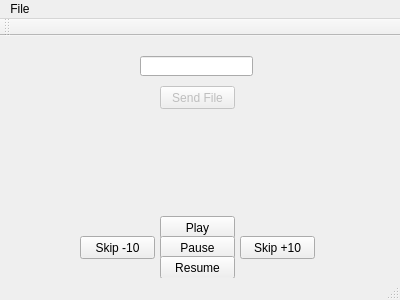
The window that client/mainwindow.ui (SpenserL/WirelessAudio) describes before a commit, drawn with Qt 5.
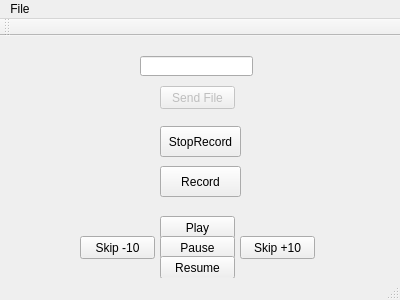
The same window after the commit.

Diff of the .ui file:
```diff
--- a/client/mainwindow.ui
+++ b/client/mainwindow.ui
@@ -105,6 +105,32 @@
      <string>Send File</string>
     </property>
    </widget>
+   <widget class="QPushButton" name="pushButton">
+    <property name="geometry">
+     <rect>
+      <x>160</x>
+      <y>130</y>
+      <width>81</width>
+      <height>31</height>
+     </rect>
+    </property>
+    <property name="text">
+     <string>Record</string>
+    </property>
+   </widget>
+   <widget class="QPushButton" name="pushButton_2">
+    <property name="geometry">
+     <rect>
+      <x>160</x>
+      <y>90</y>
+      <width>81</width>
+      <height>31</height>
+     </rect>
+    </property>
+    <property name="text">
+     <string>StopRecord</string>
+    </property>
+   </widget>
   </widget>
   <widget class="QMenuBar" name="menuBar">
    <property name="geometry">
```
Left out of the diff: 2 changed lines with no effect on the pictures.
